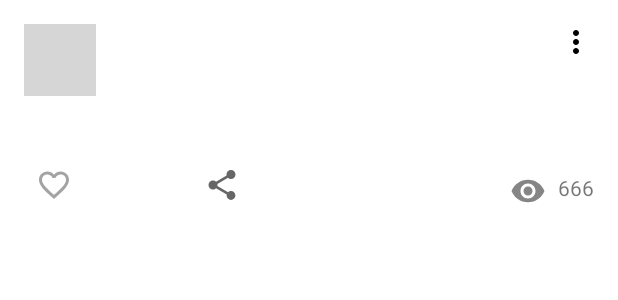
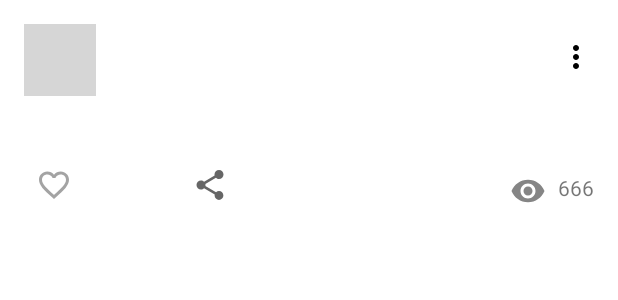
Before and after one commit to HeavyRiden/NMedia, an Android app: the layout card_post.xml on its own in the app's theme, with its tools: preview values and no code run, on a phone screen of 412 x 824 dp. Shown: the top 300 px of the screen. Run offline under Robolectric (Android 15) with nearby library versions, the phone set to English and light mode, and no system bars; grey boxes are pictures that could not be loaded.

Commit message:
share and meny button

```diff
--- a/app/src/main/res/layout/card_post.xml
+++ b/app/src/main/res/layout/card_post.xml
@@ -1,6 +1,5 @@
 <?xml version="1.0" encoding="utf-8"?>
-<androidx.constraintlayout.widget.ConstraintLayout
-    xmlns:android="http://schemas.android.com/apk/res/android"
+<androidx.constraintlayout.widget.ConstraintLayout xmlns:android="http://schemas.android.com/apk/res/android"
     xmlns:app="http://schemas.android.com/apk/res-auto"
     xmlns:tools="http://schemas.android.com/tools"
     android:layout_width="match_parent"
@@ -40,17 +39,20 @@
         app:layout_constraintTop_toBottomOf="@id/author"
         tools:text="@sample/posts.json/data/published" />
 
-    <ImageButton
+    <com.google.android.material.button.MaterialButton
         android:id="@+id/menu"
-        app:layout_constraintEnd_toEndOf="parent"
-        app:layout_constraintTop_toTopOf="parent"
-        app:srcCompat="@drawable/baseline_more_vert_24"
         android:layout_width="wrap_content"
         android:layout_height="wrap_content"
         android:background="@android:color/transparent"
         android:contentDescription="@string/description_post_menu"
+        android:minWidth="0dp"
+        android:minHeight="0dp"
+        style="@style/App.Widget.BlackButton"
+        app:layout_constraintEnd_toEndOf="parent"
+        app:layout_constraintTop_toTopOf="parent"
+        app:icon="@drawable/baseline_more_vert_24"
 
-         />
+        />
 
     <androidx.constraintlayout.widget.Barrier
         android:id="@+id/barrierTop"
@@ -91,14 +93,14 @@
 
     <com.google.android.material.button.MaterialButton
         android:id="@+id/share"
+        style="@style/App.Widget.BlackButton"
         android:layout_width="wrap_content"
         android:layout_height="wrap_content"
-        android:checkable="true"
-        app:iconTint="@color/black"
-        app:icon="@drawable/ic_share"
         android:layout_marginStart="@dimen/common_spacing"
         android:background="@android:color/transparent"
+        android:checkable="true"
         android:contentDescription="@string/post_share"
+        app:icon="@drawable/ic_share"
         app:layout_constraintBottom_toBottomOf="@id/like"
         app:layout_constraintStart_toEndOf="@id/like"
         app:layout_constraintTop_toTopOf="@id/like" />
@@ -122,9 +124,9 @@
         android:layout_height="wrap_content"
         android:layout_marginStart="@dimen/text_spacing"
         android:layout_marginTop="@dimen/common_spacing"
-        tools:text="@string/count_of_viewers"
         app:layout_constraintEnd_toEndOf="parent"
-        app:layout_constraintTop_toBottomOf="@id/barrierBottom" />
+        app:layout_constraintTop_toBottomOf="@id/barrierBottom"
+        tools:text="@string/count_of_viewers" />
 
 
 </androidx.constraintlayout.widget.ConstraintLayout>
--- a/app/src/main/res/menu/post_actions.xml
+++ b/app/src/main/res/menu/post_actions.xml
@@ -3,5 +3,7 @@
     <item
         android:id="@+id/remove"
         android:title="@string/menu_remove" />
-    <item android:id="@+id/edit" android:title="@string/menu_edit"/>
+    <item
+        android:id="@+id/edit"
+        android:title="@string/menu_edit"/>
 </menu>
--- a/app/src/main/res/values/styles.xml
+++ b/app/src/main/res/values/styles.xml
@@ -6,4 +6,9 @@
         <item name="iconPadding">-8dp</item>
     </style>
 
+    <style name="App.Widget.BlackButton" parent="Widget.MaterialComponents.Button.TextButton">
+        <item name="iconTint">@color/black</item>
+        <item name="iconPadding">-8dp</item>
+    </style>
+
 </resources>
```
